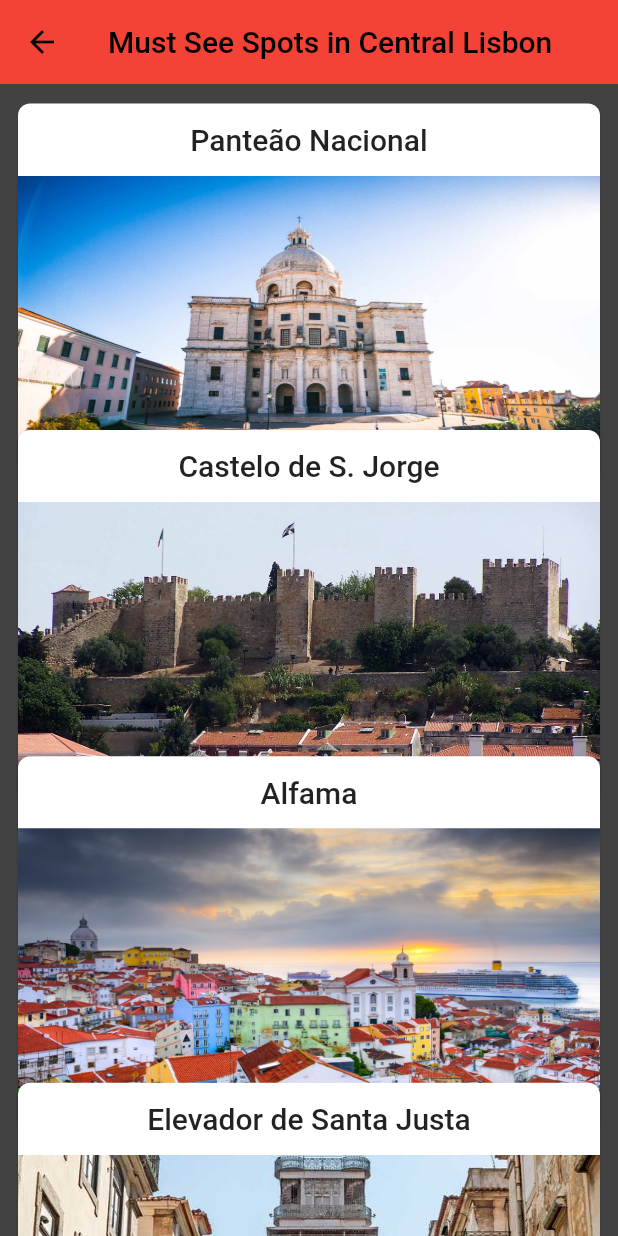
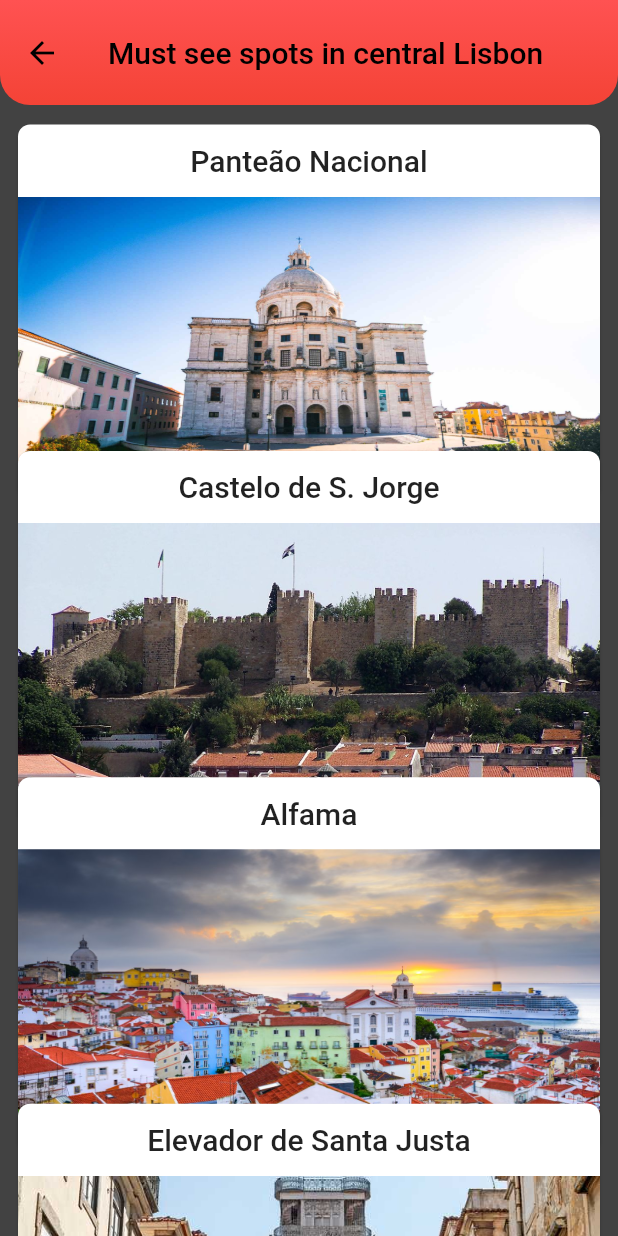
Before and after one commit to gfmateus5/PayAVisit, a Flutter app: the MustSeeCentralLisbonPage screen opened directly, on a phone screen of 412 x 824 dp. Run offline on Flutter 3.47's test engine with Material 2 defaults, Android fonts, the light colour scheme and no system bars; our stand-ins replace cloud_firestore, firebase_core, geolocator, get, google_maps_flutter; missing offline and left inert: geoflutterfire, web3dart; accounts and stored records are empty; project files that could hold a hidden picture were left out.

Commit message:
Must see in Lisbon page changes

```diff
--- a/lib/pages/must_see_central_lisbon.dart
+++ b/lib/pages/must_see_central_lisbon.dart
@@ -9,7 +9,6 @@ class MustSeeCentralLisbonPage extends StatefulWidget {
 
 class _MustSeeCentralLisbonPage extends State<MustSeeCentralLisbonPage> {
   ScrollController controller = ScrollController();
-  bool closeTopContainer = false;
   double topContainer = 0;
 
   List<Widget> itemsData = [];
@@ -36,7 +35,6 @@ class _MustSeeCentralLisbonPage extends State<MustSeeCentralLisbonPage> {
                 ClipRRect(
                   child: Image.asset(
                       "assets/${post["image"]}",
-                      // width: 300,
                       height: 200,
                       fit:BoxFit.fill
                   ),
@@ -57,11 +55,10 @@ class _MustSeeCentralLisbonPage extends State<MustSeeCentralLisbonPage> {
     getPostsData();
     controller.addListener(() {
 
-      double value = controller.offset/230;
+      double value = controller.offset/218;
 
       setState(() {
         topContainer = value;
-        closeTopContainer = controller.offset > 25;
       });
     });
   }
@@ -74,10 +71,21 @@ class _MustSeeCentralLisbonPage extends State<MustSeeCentralLisbonPage> {
       child: Scaffold(
         backgroundColor: Colors.grey.shade800,
         appBar: AppBar(
-          backgroundColor: Colors.red,
-          title: Text('Must See Spots in Central Lisbon'),
+          backgroundColor: Colors.transparent,
+          elevation: 0.0,
+          toolbarHeight: 70,
+          title: Text("Must see spots in central Lisbon"),
           centerTitle: true,
-          elevation: 0,
+          flexibleSpace: Container(
+            decoration: BoxDecoration(
+                borderRadius: BorderRadius.only(bottomLeft: Radius.circular(20),bottomRight: Radius.circular(20)),
+                gradient: LinearGradient(
+                    colors: [Colors.red,Colors.redAccent],
+                    begin: Alignment.bottomCenter,
+                    end: Alignment.topCenter
+                )
+            ),
+          ),
         ),
         body: Container(
           height: size.height,
@@ -94,7 +102,7 @@ class _MustSeeCentralLisbonPage extends State<MustSeeCentralLisbonPage> {
                       physics: BouncingScrollPhysics(),
                       itemBuilder: (context, index) {
                         double scale = 1.0;
-                          scale = index + 1 - topContainer;
+                        scale = index + 1.5 - topContainer;
                         if (scale < 0) {
                           scale = 0;
                         } else if (scale > 1) {
```
Lines whose indentation alone changed are shown as unchanged.
